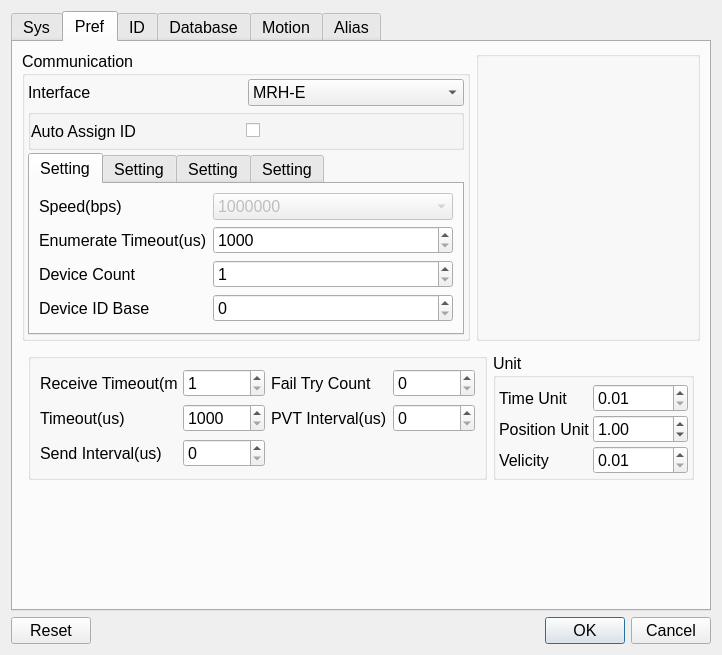
First picture: the form in source/wnd/ui/syspref.ui, repository ww4u/megarobostudio, before the edit.
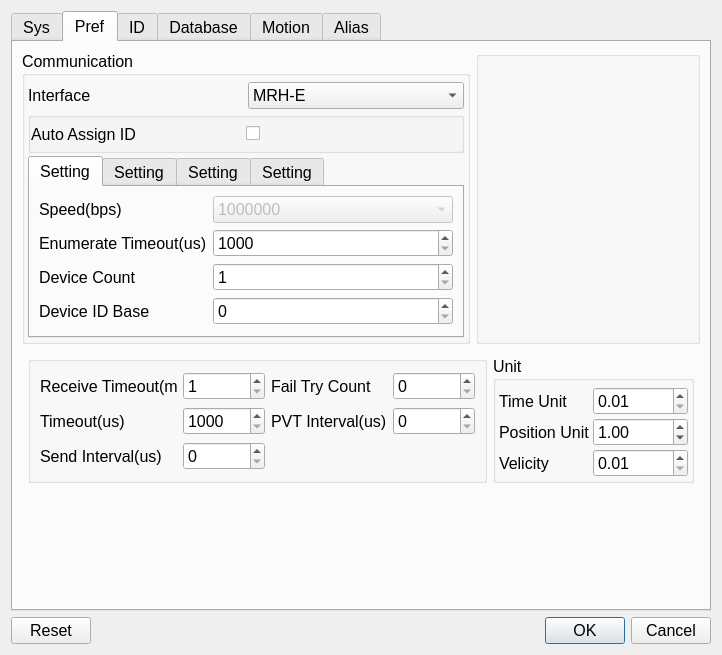
Second picture: the form after the edit. Icons and pictures are not drawn. Custom widgets are drawn as their Qt base class.

Patch:
```diff
--- a/source/wnd/ui/syspref.ui
+++ b/source/wnd/ui/syspref.ui
@@ -442,7 +442,7 @@
              <number>3</number>
             </property>
             <property name="topMargin">
-             <number>3</number>
+             <number>6</number>
             </property>
             <property name="rightMargin">
              <number>3</number>
```
